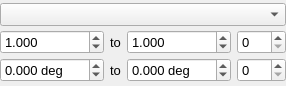
Above: UIs/nInterferometry1.ui from NeutrinoToolkit/Neutrino before the change. Below: the same form after it.
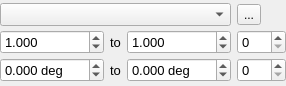
That is the form after the change. Icons and pictures are not drawn.

Diff of the .ui file:
```diff
--- a/UIs/nInterferometry1.ui
+++ b/UIs/nInterferometry1.ui
@@ -13,7 +13,7 @@
   <property name="windowTitle">
    <string>Form</string>
   </property>
-  <layout class="QGridLayout" name="gridLayout" columnstretch="1,0,0,0">
+  <layout class="QGridLayout" name="gridLayout" columnstretch="1,0,0,0,0">
    <property name="verticalSpacing">
     <number>1</number>
    </property>
@@ -35,18 +35,6 @@
      </property>
     </widget>
    </item>
-   <item row="0" column="0" colspan="4">
-    <widget class="QComboBox" name="image">
-     <property name="font">
-      <font>
-       <pointsize>10</pointsize>
-      </font>
-     </property>
-     <property name="neutrinoImage" stdset="0">
-      <bool>true</bool>
-     </property>
-    </widget>
-   </item>
    <item row="1" column="0">
     <widget class="QDoubleSpinBox" name="minStretch">
      <property name="font">
@@ -206,6 +194,29 @@
      </property>
     </widget>
    </item>
+   <item row="0" column="0" colspan="3">
+    <widget class="QComboBox" name="image">
+     <property name="font">
+      <font>
+       <pointsize>10</pointsize>
+      </font>
+     </property>
+     <property name="neutrinoImage" stdset="0">
+      <bool>true</bool>
+     </property>
+    </widget>
+   </item>
+   <item row="0" column="3">
+    <widget class="QToolButton" name="doit">
+     <property name="text">
+      <string>...</string>
+     </property>
+     <property name="icon">
+      <iconset resource="../resources/neutrino.qrc">
+       <normaloff>:/autoRefresh</normaloff>:/autoRefresh</iconset>
+     </property>
+    </widget>
+   </item>
   </layout>
  </widget>
  <tabstops>
```
Left out of the diff: 58 changed lines with no effect on the pictures.
